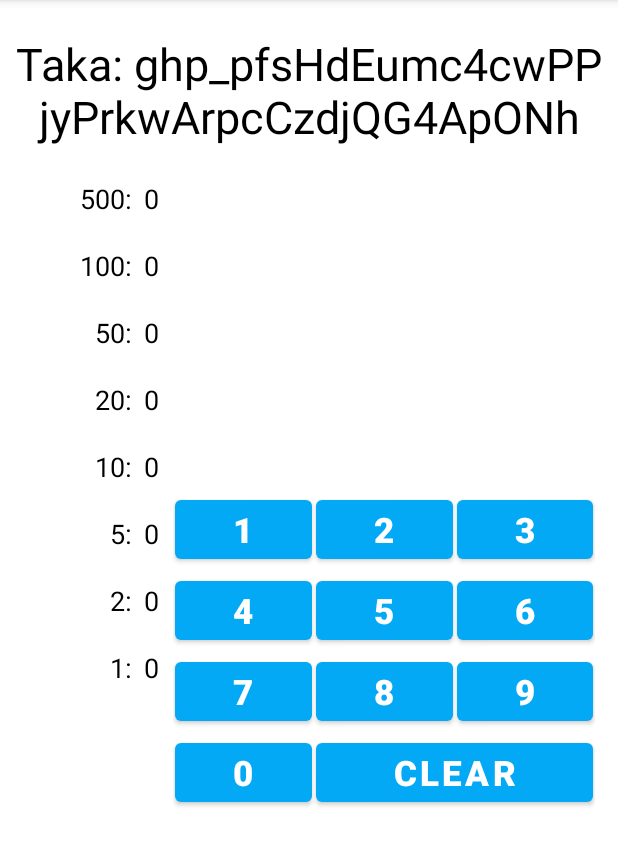
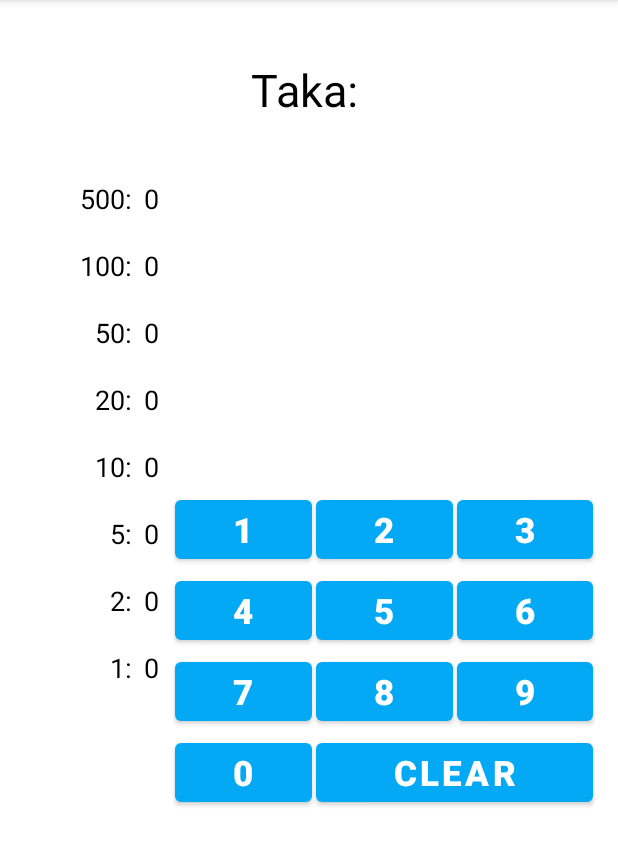
Before and after one commit to o-julfikar/VangtiChai, an Android app: the screen it shows after launch (MainActivity), on a phone screen of 412 x 824 dp, the part 84-950 px from its top. Run offline under Robolectric (Android 15) with nearby library versions, the phone set to English and light mode, and no system bars.

Commit message:
Improved readability

```diff
--- a/app/src/main/res/layout/activity_main.xml
+++ b/app/src/main/res/layout/activity_main.xml
@@ -12,7 +12,7 @@
         android:layout_width="wrap_content"
         android:layout_height="100dp"
         android:gravity="center"
-        android:text="Taka: 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"
+        android:text="Taka: "
         android:textColor="@color/black"
         android:textSize="30sp"
         app:layout_constraintLeft_toLeftOf="parent"
```
